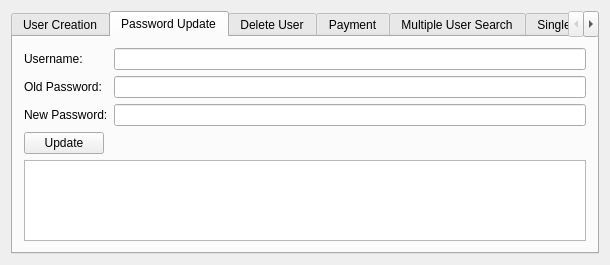
The window that NetworkRequest/apiform.ui (CodexVII/Qt) describes before a commit, drawn with Qt 5.
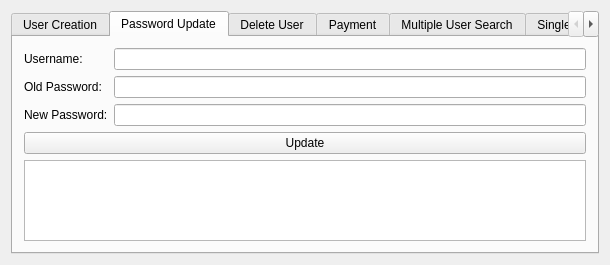
The same window after the commit. The open tabs and pages were chosen to show the change.

Patch:
```diff
--- a/NetworkRequest/apiform.ui
+++ b/NetworkRequest/apiform.ui
@@ -14,6 +14,9 @@
    <string>ApiForm</string>
   </property>
   <layout class="QGridLayout" name="gridLayout_8">
+   <property name="horizontalSpacing">
+    <number>9</number>
+   </property>
    <item row="0" column="0">
     <widget class="QTabWidget" name="tabWidget">
      <property name="currentIndex">
@@ -126,7 +129,7 @@
              </property>
             </widget>
            </item>
-           <item row="3" column="0">
+           <item row="3" column="0" colspan="2">
             <widget class="QPushButton" name="updatePassword">
              <property name="text">
               <string>Update</string>
```
Left out of the diff: 4 changed lines with no effect on the pictures.
